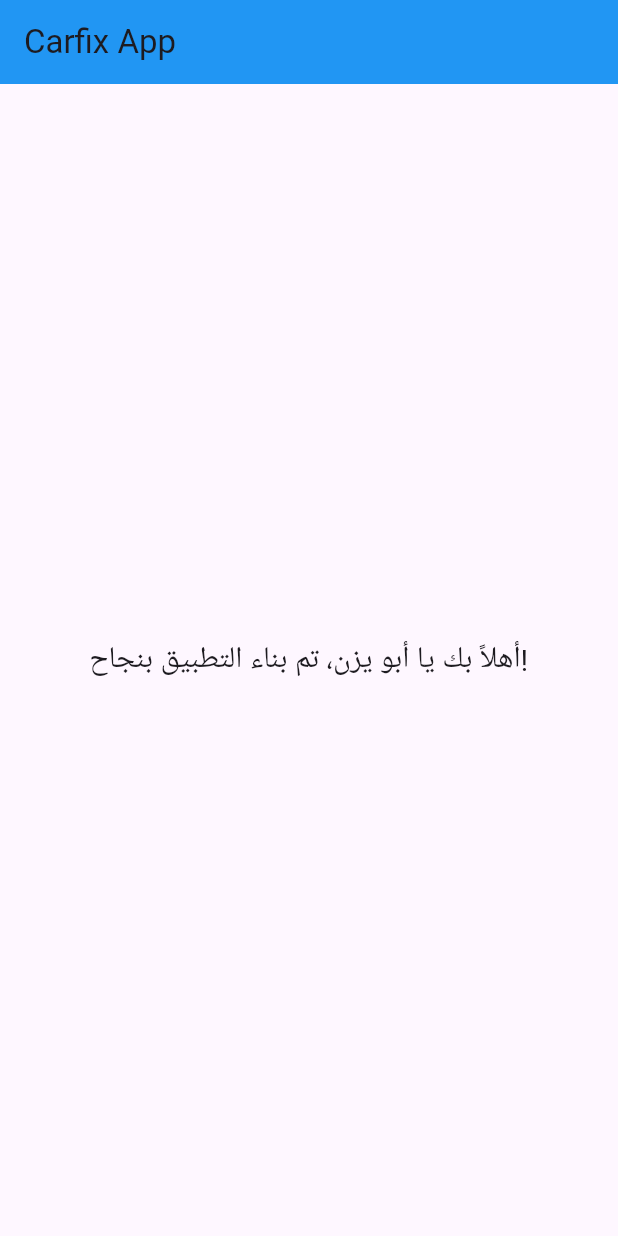
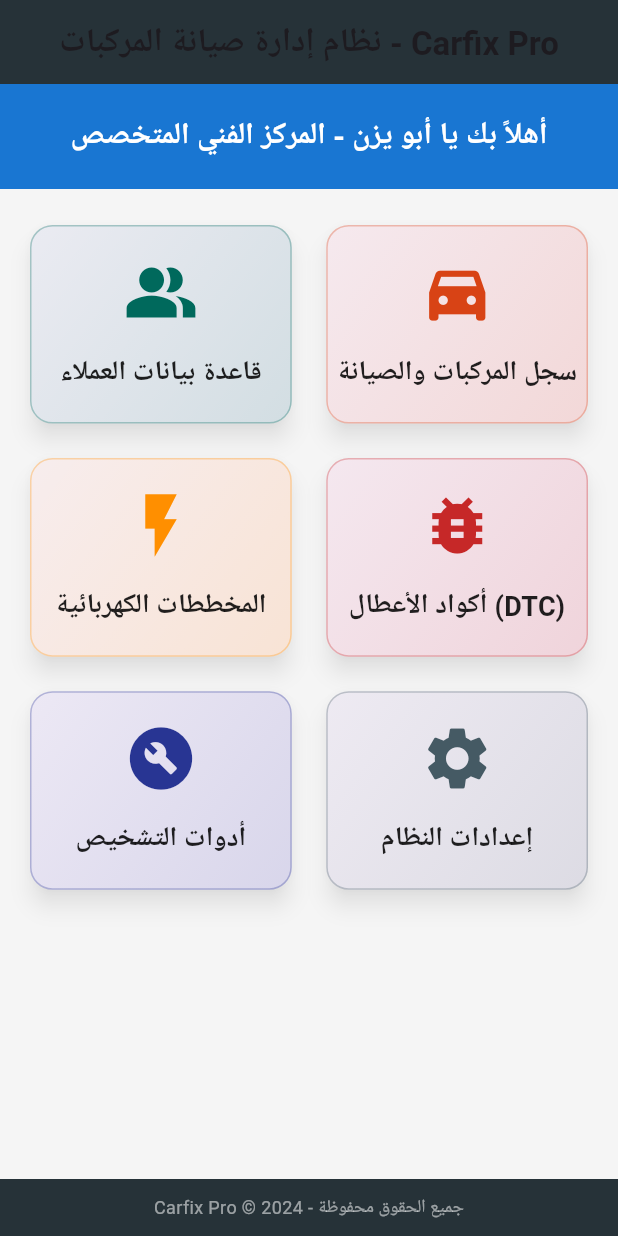
Before and after one commit to malikaboyazn450-spec/Carfix, a Flutter app: the screen it shows after launch, on a phone screen of 412 x 824 dp. Run offline on Flutter 3.47's test engine with Material 3 defaults, Android fonts, the light colour scheme and no system bars; Roboto replaces fonts that are missing (Cairo).

Commit message:
Update main.dart

```diff
--- a/lib/main.dart
+++ b/lib/main.dart
@@ -1,29 +1,159 @@
 import 'package:flutter/material.dart';
 
 void main() {
-  runApp(const MyApp());
+  runApp(const CarFixProApp());
 }
 
-class MyApp extends StatelessWidget {
-  const MyApp({super.key});
+class CarFixProApp extends StatelessWidget {
+  const CarFixProApp({super.key});
 
   @override
   Widget build(BuildContext context) {
     return MaterialApp(
       debugShowCheckedModeBanner: false,
-      home: Scaffold(
-        appBar: AppBar(
-          title: const Text('Carfix App'),
-          backgroundColor: Colors.blue,
+      title: 'Carfix Pro',
+      theme: ThemeData(
+        primarySwatch: Colors.blueGrey,
+        scaffoldBackgroundColor: Colors.grey[100],
+        fontFamily: 'Cairo', // الخط العربي (اختياري)
+      ),
+      home: const MainDashboardScreen(),
+    );
+  }
+}
+
+class MainDashboardScreen extends StatelessWidget {
+  const MainDashboardScreen({super.key});
+
+  @override
+  Widget build(BuildContext context) {
+    // تعريف الألوان الرسمية القوية
+    final Color primaryColor = Colors.blueGrey[900]!;
+    final Color accentColor = Colors.blue[700]!;
+
+    return Scaffold(
+      appBar: AppBar(
+        title: const Text(
+          'نظام إدارة صيانة المركبات - Carfix Pro',
+          style: TextStyle(fontWeight: FontWeight.bold),
         ),
-        body: const Center(
-          child: Text(
-            'أهلاً بك يا أبو يزن، تم بناء التطبيق بنجاح!',
-            style: TextStyle(fontSize: 20),
-            textAlign: TextAlign.center,
+        centerTitle: true,
+        backgroundColor: primaryColor,
+        elevation: 0,
+      ),
+      body: Column(
+        children: [
+          // شريط علوي تعريفي (أزرق قوي)
+          Container(
+            width: double.infinity,
+            padding: const EdgeInsets.all(20),
+            color: accentColor,
+            child: const Text(
+              'أهلاً بك يا أبو يزن - المركز الفني المتخصص',
+              textAlign: TextAlign.center,
+              style: TextStyle(
+                fontSize: 20,
+                fontWeight: FontWeight.bold,
+                color: Colors.white,
+                letterSpacing: 1.2,
+              ),
+            ),
+          ),
+          const SizedBox(height: 20),
+          // منطقة الأقسام الرئيسية (شبكة منظمة)
+          Expanded(
+            child: Padding(
+              padding: const EdgeInsets.symmetric(horizontal: 16.0),
+              child: GridView.count(
+                crossAxisCount: 2, // عمودين في كل صف
+                crossAxisSpacing: 15, // مسافة بين الأعمدة
+                mainAxisSpacing: 15, // مسافة بين الصفوف
+                childAspectRatio: 1.3, // نسبة عرض إلى ارتفاع البطاقة
+                children: [
+                  _buildMenuCard(context, 'قاعدة بيانات العملاء', Icons.people_alt, Colors.teal[800]!),
+                  _buildMenuCard(context, 'سجل المركبات والصيانة', Icons.directions_car_filled, Colors.deepOrange[800]!),
+                  _buildMenuCard(context, 'المخططات الكهربائية', Icons.flash_on, Colors.amber[800]!),
+                  _buildMenuCard(context, 'أكواد الأعطال (DTC)', Icons.bug_report, Colors.red[800]!),
+                  _buildMenuCard(context, 'أدوات التشخيص', Icons.build_circle, Colors.indigo[800]!),
+                  _buildMenuCard(context, 'إعدادات النظام', Icons.settings, Colors.blueGrey[700]!),
+                ],
+              ),
+            ),
+          ),
+          // تذييل رسمي
+          Container(
+            padding: const EdgeInsets.all(10),
+            width: double.infinity,
+            color: primaryColor,
+            child: const Text(
+              'Carfix Pro © 2024 - جميع الحقوق محفوظة',
+              textAlign: TextAlign.center,
+              style: TextStyle(color: Colors.white54, fontSize: 12),
+            ),
+          ),
+        ],
+      ),
+    );
+  }
+
+  // تصميم البطاقات القوية والرسمية
+  Widget _buildMenuCard(BuildContext context, String title, IconData icon, Color color) {
+    return Card(
+      elevation: 6, // ظل قوي للبروز
+      shadowColor: Colors.black.withOpacity(0.4),
+      shape: RoundedRectangleBorder(
+        borderRadius: BorderRadius.circular(15),
+        side: BorderSide(color: color.withOpacity(0.3), width: 1),
+      ),
+      child: InkWell(
+        onTap: () {
+          _showInfoMessage(context, title);
+        },
+        borderRadius: BorderRadius.circular(15),
+        child: Container(
+          decoration: BoxDecoration(
+            borderRadius: BorderRadius.circular(15),
+            gradient: LinearGradient(
+              begin: Alignment.topLeft,
+              end: Alignment.bottomRight,
+              colors: [
+                color.withOpacity(0.05), // شفافية علوية خفيفة
+                color.withOpacity(0.15), // لون خفيف يزداد للأسفل
+              ],
+            ),
+          ),
+          child: Column(
+            mainAxisAlignment: MainAxisAlignment.center,
+            children: [
+              Icon(icon, size: 50, color: color),
+              const SizedBox(height: 15),
+              Text(
+                title,
+                textAlign: TextAlign.center,
+                style: const TextStyle(
+                  fontSize: 18,
+                  fontWeight: FontWeight.bold,
+                  color: Colors.black87,
+                ),
+              ),
+            ],
           ),
         ),
       ),
     );
   }
+
+  void _showInfoMessage(BuildContext context, String sectionName) {
+    ScaffoldMessenger.of(context).showSnackBar(
+      SnackBar(
+        content: Text(
+          'جاري الانتقال إلى قسم: $sectionName',
+          textAlign: TextAlign.center,
+          style: const TextStyle(fontSize: 16),
+        ),
+        backgroundColor: Colors.blueGrey[800],
+        duration: const Duration(milliseconds: 1500),
+      ),
+    );
+  }
 }
```
